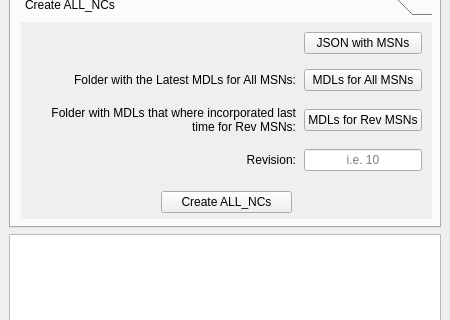
First picture: the form in ui/UI.ui, repository AlthomAcheimastos/Follow_Up_Creation_Tool, before the edit; both pictures show x 0 to 450 and y 107 to 427 of the 450 by 600 pixel window.
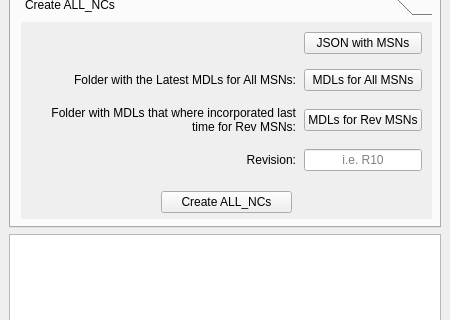
Second picture: the form after the edit. The open tabs and pages were chosen to show the change.

```diff
--- a/ui/UI.ui
+++ b/ui/UI.ui
@@ -1059,6 +1059,14 @@
          </widget>
         </widget>
         <widget class="QWidget" name="page">
+         <property name="geometry">
+          <rect>
+           <x>0</x>
+           <y>0</y>
+           <width>411</width>
+           <height>197</height>
+          </rect>
+         </property>
          <attribute name="label">
           <string>Create ALL_NCs</string>
          </attribute>
@@ -1167,7 +1175,7 @@
                 <set>Qt::AlignCenter</set>
                </property>
                <property name="placeholderText">
-                <string>i.e. 10</string>
+                <string>i.e. R10</string>
                </property>
               </widget>
              </item>
```
Left out of the diff: 18 changed lines with no effect on the pictures.
